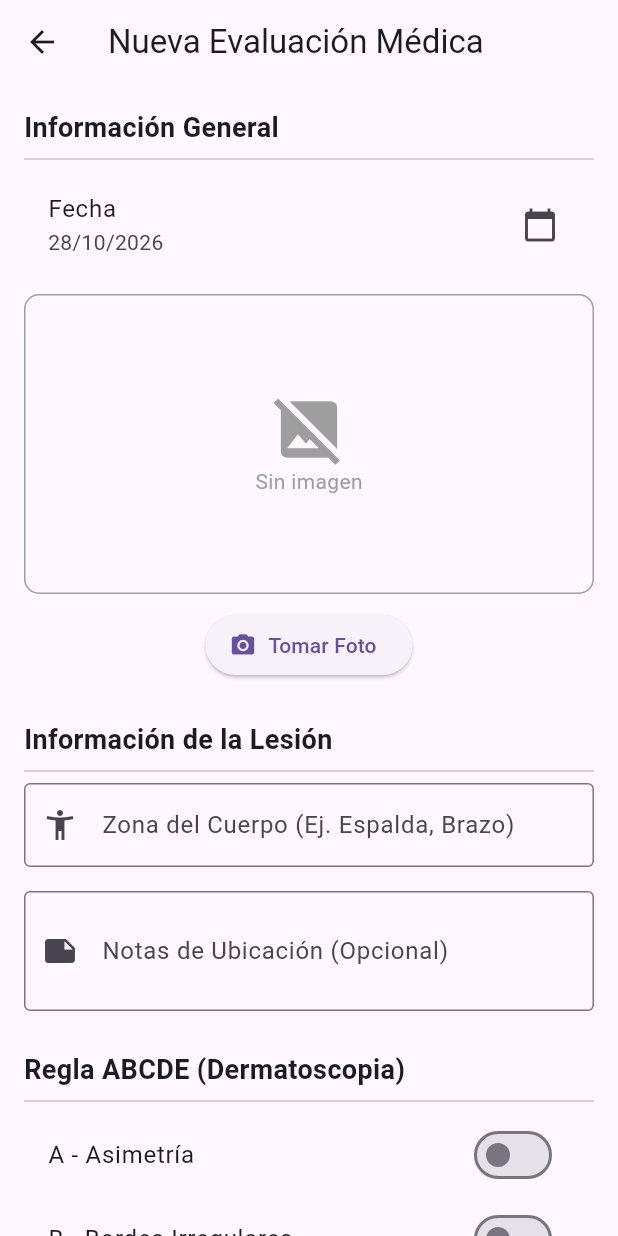
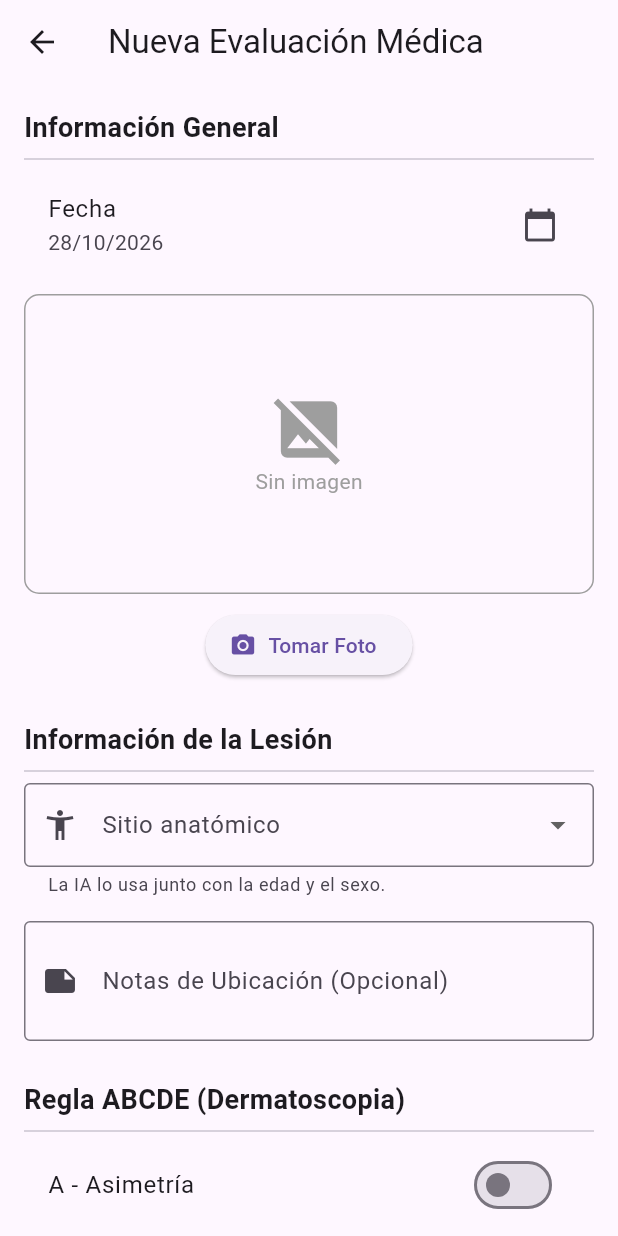
Before and after one commit to Arturolml/prediccionMelanoma, a Flutter app: the CrearEvaluacionScreen screen opened directly, on a phone screen of 412 x 824 dp. Run offline on Flutter 3.47's test engine with Material 3 defaults, Android fonts, the phone set to English and light mode, and no system bars; our stand-ins replace connectivity_plus, image_picker, shared_preferences, socket_io_client, sqflite; accounts and stored records are empty.

Commit message:
Movil: resultado de la IA v2 y sitio anatomico (paso 6 del plan)
- Nueva evaluacion: el sitio anatomico es una lista con los 16 valores del
  modelo (antes texto libre); la lesion se crea con sitio_anatomico y
  zona_cuerpo = su etiqueta.
- Analizar con IA manda id_paciente y el sitio; el resultado se muestra en
  ResultadoIAView (decision, aviso de revisar el caso, las dos opiniones con
  su umbral, mapas, aporte de edad/sexo/sitio y ABCDE) en lugar del dialogo
  de texto. Prellena los criterios ABCDE; el medico los confirma.
- Ya no se manda prediccion_ia (la calcula el backend) ni los ids de
  usuario fijos en 1 (salen del token); el diametro solo si se escribio
  (antes se guardaba 0.0).
- Detalle de la evaluacion: prediccion con la decision de la IA y aviso de
  revisar, seccion Analisis IA con los mapas guardados (pedidos con el
  token) y diametro N/A si no hay.

Verificado con Flutter 3.38.10: flutter analyze sin avisos nuevos (los 3
que reporta ya estaban en main) y flutter test: test/resultado_ia_test.dart
nuevo 3/3; los tests existentes dan lo mismo que en main (widget_test pasa;
pacientes_flow_test ya fallaba porque hace HTTP real). No se probo en un
dispositivo o emulador.

Co-Authored-By: Claude Opus 5.5 <noreply@anthropic.com>

```diff
--- /dev/null
+++ b/appMovilPrediccion/lib/constants/sitios.dart
@@ -0,0 +1,28 @@
+/// Sitios anatómicos con que se entrenó el modelo de Fusión (los mismos valores
+/// que valida el backend en src/ia/sitios.ts). Se muestra la etiqueta y se
+/// guarda el valor.
+const List<MapEntry<String, String>> sitiosAnatomicos = [
+  MapEntry('back', 'Espalda'),
+  MapEntry('chest', 'Pecho'),
+  MapEntry('abdomen', 'Abdomen'),
+  MapEntry('trunk', 'Tronco (sin especificar)'),
+  MapEntry('upper extremity', 'Brazo (extremidad superior)'),
+  MapEntry('lower extremity', 'Pierna (extremidad inferior)'),
+  MapEntry('hand', 'Mano'),
+  MapEntry('foot', 'Pie'),
+  MapEntry('acral', 'Palma o planta (acral)'),
+  MapEntry('face', 'Cara'),
+  MapEntry('ear', 'Oreja'),
+  MapEntry('scalp', 'Cuero cabelludo'),
+  MapEntry('neck', 'Cuello'),
+  MapEntry('head/neck', 'Cabeza y cuello'),
+  MapEntry('genital', 'Genital'),
+  MapEntry('unknown', 'No especificado'),
+];
+
+String etiquetaSitio(String? valor) => sitiosAnatomicos
+    .firstWhere(
+      (s) => s.key == valor,
+      orElse: () => const MapEntry('unknown', 'No especificado'),
+    )
+    .value;
--- a/appMovilPrediccion/lib/presentation/screens/crear_evaluacion.dart
+++ b/appMovilPrediccion/lib/presentation/screens/crear_evaluacion.dart
@@ -4,6 +4,8 @@ import 'package:flutter/material.dart';
 import 'package:image_picker/image_picker.dart';
 import 'package:connectivity_plus/connectivity_plus.dart';
 
+import 'package:flutter_app_1/constants/sitios.dart';
+import 'package:flutter_app_1/presentation/widgets/resultado_ia.dart';
 import 'package:flutter_app_1/services/api_service.dart';
 
 class CrearEvaluacionScreen extends StatefulWidget {
@@ -20,11 +22,9 @@ class _CrearEvaluacionScreenState extends State<CrearEvaluacionScreen> {
 
   // Controllers
   // _rutaImagenController is now managed internally by _storedImage
-  final _prediccionIaController = TextEditingController();
   final _diametroController = TextEditingController();
   // final _diagnosticoMedicoController = TextEditingController(); // Removed in favor of Dropdown
   final _notasMedicoController = TextEditingController();
-  final _zonaCuerpoController = TextEditingController();
   final _notasUbicacionController = TextEditingController();
 
   // State Variables
@@ -33,6 +33,11 @@ class _CrearEvaluacionScreenState extends State<CrearEvaluacionScreen> {
   final ImagePicker _picker = ImagePicker();
 
   String? _diagnosticoMedico; // Dropdown value
+
+  // Uno de los 16 sitios del modelo de Fusión (zona_cuerpo se llena con su etiqueta).
+  String? _sitioAnatomico;
+  // Resultado del análisis en vivo (API de IA v2).
+  Map<String, dynamic>? _resultadoIA;
 
   // ABCDE Rules
   bool _asimetria = false;
@@ -80,11 +85,9 @@ class _CrearEvaluacionScreenState extends State<CrearEvaluacionScreen> {
   @override
   void dispose() {
     _connectivitySubscription.cancel();
-    _prediccionIaController.dispose();
     _diametroController.dispose();
     // _diagnosticoMedicoController.dispose();
     _notasMedicoController.dispose();
-    _zonaCuerpoController.dispose();
     _notasUbicacionController.dispose();
     super.dispose();
   }
@@ -99,6 +102,7 @@ class _CrearEvaluacionScreenState extends State<CrearEvaluacionScreen> {
 
     setState(() {
       _storedImage = File(image.path);
+      _resultadoIA = null;
     });
   }
 
@@ -117,7 +121,11 @@ class _CrearEvaluacionScreenState extends State<CrearEvaluacionScreen> {
     });
 
     final api = ApiService();
-    final result = await api.predictEvaluacionLive(_storedImage!);
+    final result = await api.predictEvaluacionLive(
+      _storedImage!,
+      idPaciente: widget.pacienteId,
+      sitioAnatomico: _sitioAnatomico,
+    );
 
     setState(() {
       _isLoadingIA = false;
@@ -126,41 +134,23 @@ class _CrearEvaluacionScreenState extends State<CrearEvaluacionScreen> {
     if (!mounted) return;
 
     if (result != null && result['success'] == true) {
+      // Los criterios ABCDE se prellenan con la sugerencia de la IA; el médico
+      // los confirma o corrige antes de guardar.
       final data = result['data'];
 
       setState(() {
-        if (data['prediccion_ia'] != null) {
-          _prediccionIaController.text = data['prediccion_ia'].toString();
-        }
         if (data['diametro_mm'] != null) {
           _diametroController.text = data['diametro_mm'].toString();
         }
         if (data['asimetria'] != null) _asimetria = data['asimetria'];
-        if (data['bordes_irregulares'] != null)
+        if (data['bordes_irregulares'] != null) {
           _bordesIrregulares = data['bordes_irregulares'];
-        if (data['color_variable'] != null)
+        }
+        if (data['color_variable'] != null) {
           _colorVariable = data['color_variable'];
+        }
+        _resultadoIA = Map<String, dynamic>.from(result['ia'] ?? {});
       });
-
-      ScaffoldMessenger.of(context).showSnackBar(
-        const SnackBar(content: Text('Análisis IA completado exitosamente.')),
-      );
-
-      if (result['explanation'] != null) {
-        showDialog(
-          context: context,
-          builder: (ctx) => AlertDialog(
-            title: const Text('Explicación IA'),
-            content: SingleChildScrollView(child: Text(result['explanation'])),
-            actions: [
-              TextButton(
-                onPressed: () => Navigator.pop(ctx),
-                child: const Text('Cerrar'),
-              ),
-            ],
-          ),
-        );
-      }
     } else {
       ScaffoldMessenger.of(context).showSnackBar(
         const SnackBar(content: Text('Error al procesar la imagen con IA.')),
@@ -189,7 +179,8 @@ class _CrearEvaluacionScreenState extends State<CrearEvaluacionScreen> {
 
       final lesionData = {
         'id_paciente': pacienteId,
-        'zona_cuerpo': _zonaCuerpoController.text,
+        'zona_cuerpo': etiquetaSitio(_sitioAnatomico),
+        'sitio_anatomico': _sitioAnatomico ?? 'unknown',
         'fecha_deteccion': _fecha.toIso8601String(),
         'notas_ubicacion': _notasUbicacionController.text,
       };
@@ -206,17 +197,16 @@ class _CrearEvaluacionScreenState extends State<CrearEvaluacionScreen> {
         return;
       }
 
+      // Quién registra y el resultado de la IA los pone el backend (la IA se
+      // vuelve a calcular al guardar).
+      final diametro = double.tryParse(_diametroController.text);
       final newEvaluacion = {
         'id_lesion': lesionId,
         'fecha_evaluacion': _fecha.toIso8601String(),
-        'id_usuario_registro': 1, // Idealmente del token/usuario logueado
-        'id_medico_validador': 1, // Idealmente del token/usuario logueado
-        // 'ruta_imagen': savedPath, // Backend lo maneja con el archivo
-        'prediccion_ia': double.tryParse(_prediccionIaController.text) ?? 0.0,
         'asimetria': _asimetria,
         'bordes_irregulares': _bordesIrregulares,
         'color_variable': _colorVariable,
-        'diametro_mm': double.tryParse(_diametroController.text) ?? 0.0,
+        if (diametro != null) 'diametro_mm': diametro,
         'evolucion_cambios': _evolucionCambios,
         'sintoma_sangrado': _sintomaSangrado,
         'sintoma_picazon': _sintomaPicazon,
@@ -357,6 +347,16 @@ class _CrearEvaluacionScreenState extends State<CrearEvaluacionScreen> {
                 ],
               ),
 
+              if (_resultadoIA != null) ...[
+                const SizedBox(height: 16),
+                const Text(
+                  'Análisis IA',
+                  style: TextStyle(fontWeight: FontWeight.bold, fontSize: 18),
+                ),
+                const Divider(),
+                ResultadoIAView(resultado: _resultadoIA!),
+              ],
+
               const SizedBox(height: 16),
 
               // 2. Información Lesión
@@ -367,19 +367,25 @@ class _CrearEvaluacionScreenState extends State<CrearEvaluacionScreen> {
               ),
               const Divider(),
 
-              TextFormField(
-                controller: _zonaCuerpoController,
+              DropdownButtonFormField<String>(
+                initialValue: _sitioAnatomico,
+                isExpanded: true,
                 decoration: const InputDecoration(
-                  labelText: 'Zona del Cuerpo (Ej. Espalda, Brazo)',
+                  labelText: 'Sitio anatómico',
+                  helperText: 'La IA lo usa junto con la edad y el sexo.',
                   border: OutlineInputBorder(),
                   prefixIcon: Icon(Icons.accessibility_new),
                 ),
-                validator: (value) {
-                  if (value == null || value.isEmpty) {
-                    return 'Ingrese la zona del cuerpo';
-                  }
-                  return null;
-                },
+                items: [
+                  for (final s in sitiosAnatomicos)
+                    DropdownMenuItem(value: s.key, child: Text(s.value)),
+                ],
+                onChanged: (v) => setState(() {
+                  _sitioAnatomico = v;
+                  _resultadoIA = null; // el análisis usó el sitio anterior
+                }),
+                validator: (v) =>
+                    v == null ? 'Seleccione el sitio anatómico' : null,
               ),
               const SizedBox(height: 16),
 
@@ -471,18 +477,6 @@ class _CrearEvaluacionScreenState extends State<CrearEvaluacionScreen> {
               ),
               const Divider(),
 
-              TextFormField(
-                controller: _prediccionIaController,
-                decoration: const InputDecoration(
-                  labelText: 'Predicción IA (%) (Opcional)',
-                  border: OutlineInputBorder(),
-                ),
-                keyboardType: const TextInputType.numberWithOptions(
-                  decimal: true,
-                ),
-              ),
-              const SizedBox(height: 16),
-
               DropdownButtonFormField<String>(
                 value: _diagnosticoMedico,
                 decoration: const InputDecoration(
```
Also changed, not shown: appMovilPrediccion/lib/presentation/screens/detalle_evaluacion.dart (+29 -5 lines), appMovilPrediccion/lib/presentation/widgets/resultado_ia.dart (added, +244 -0 lines), appMovilPrediccion/lib/services/api_service.dart (+13 -1 lines), 1 other file.
